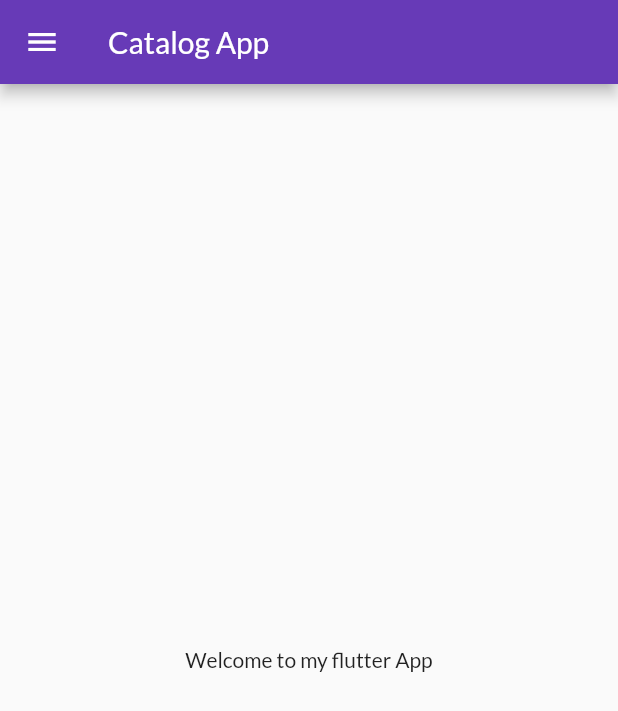
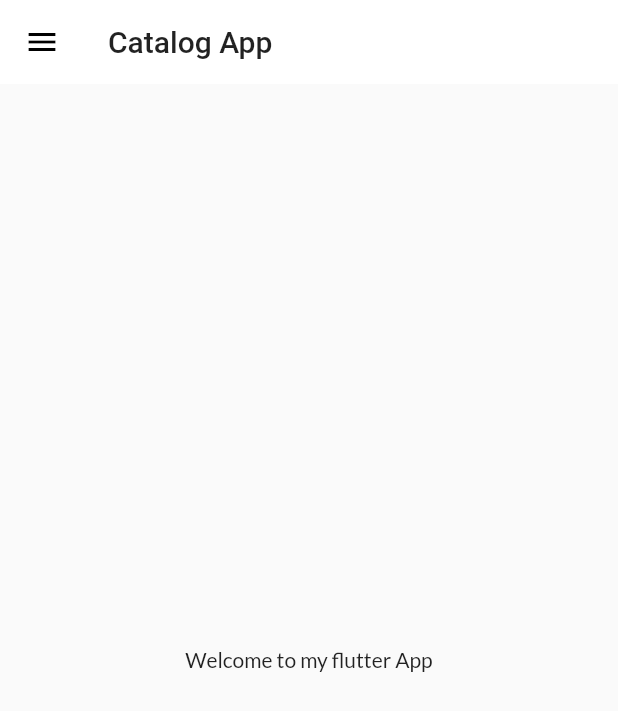
Before and after one commit to devashishpant89/flutter_catalog, a Flutter app: the screen it shows after launch, on a phone screen of 412 x 824 dp. Shown: the top 711 px of the screen. Run offline on Flutter 3.47's test engine with Material 2 defaults, Android fonts, the phone set to English and light mode, and no system bars; our stand-ins replace google_fonts.

Commit message:
json part for prods

```diff
--- a/lib/main.dart
+++ b/lib/main.dart
@@ -2,6 +2,7 @@ import 'package:flutter/material.dart';
 import 'package:flutter_catalog/pages/home_page.dart';
 import 'package:flutter_catalog/pages/login_page.dart';
 import 'package:flutter_catalog/utils/routes.dart';
+import 'package:flutter_catalog/widgets/theme.dart';
 import 'package:google_fonts/google_fonts.dart';
 
 void main() {
@@ -15,10 +16,9 @@ class MyApp extends StatelessWidget {
   Widget build(BuildContext context) {
     return MaterialApp(
       themeMode: ThemeMode.light,
-      theme: ThemeData(primarySwatch: Colors.deepPurple,
-       fontFamily : GoogleFonts.lato().fontFamily,
-      ),
-      darkTheme: ThemeData(brightness: Brightness.dark),
+      theme: MyTheme.lightTheme(context),
+      darkTheme: MyTheme.darkTheme(context),
+      debugShowCheckedModeBanner: false,
       initialRoute: MyRoutes.homeRoute,
       routes: {
         "/":(context)=> LoginPage(),
--- /dev/null
+++ b/lib/widgets/theme.dart
@@ -0,0 +1,21 @@
+import 'package:flutter/material.dart';
+import 'package:google_fonts/google_fonts.dart';
+
+class MyTheme{
+  static ThemeData lightTheme(BuildContext context) =>
+  ThemeData(primarySwatch: Colors.deepPurple,
+       fontFamily : GoogleFonts.lato().fontFamily,
+       appBarTheme: AppBarTheme(
+        color: Colors.white,
+        elevation: 0.0,
+        iconTheme: IconThemeData(color: Colors.black),
+        textTheme: Theme.of(context).textTheme,
+       )
+      );
+
+      static ThemeData darkTheme(BuildContext context) =>
+  ThemeData(
+    brightness: Brightness.dark,
+    );
+
+}
```
Also changed, not shown: lib/models/catalog.dart (added, +14 -0 lines).
